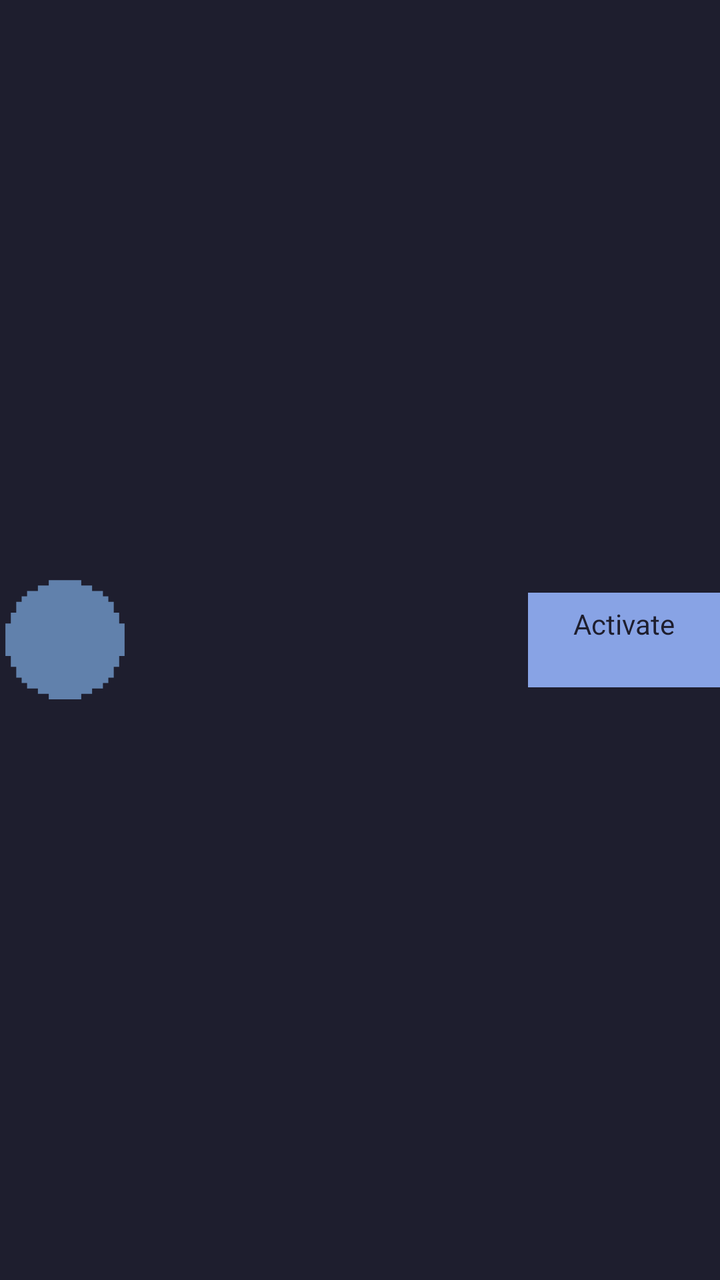
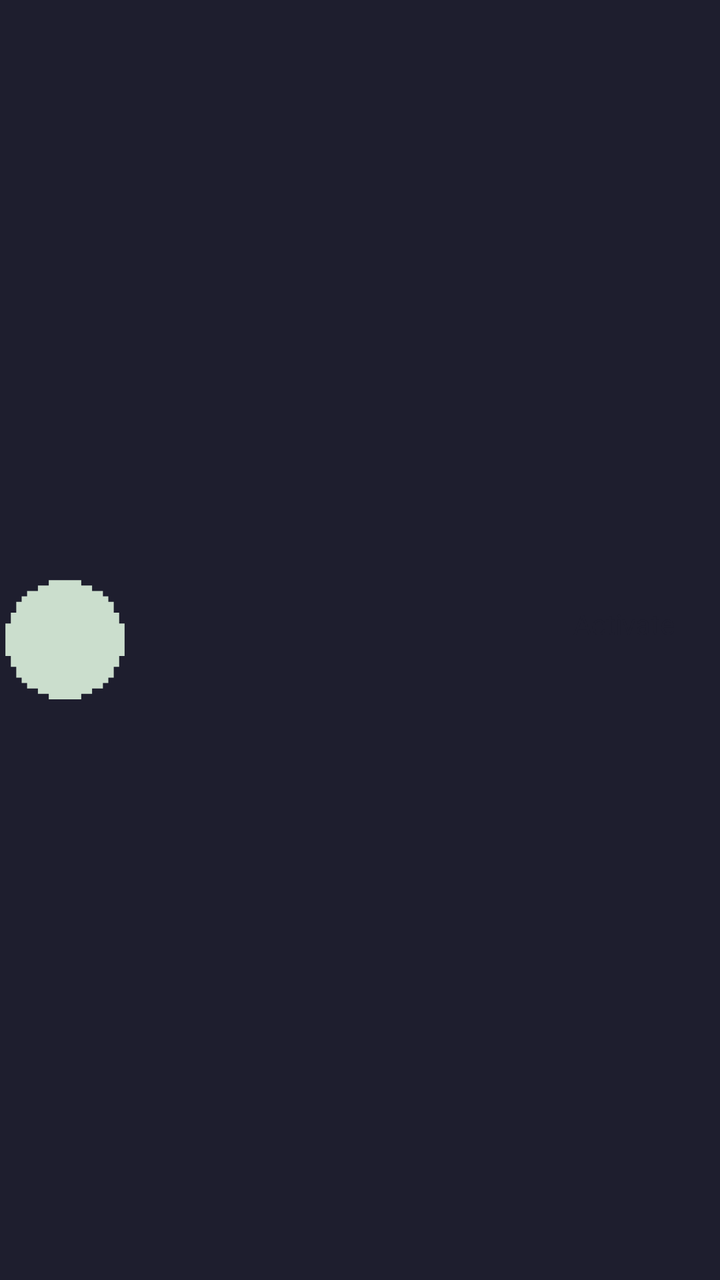

Before-and-after screenshots of an Android layout around one commit, followed by the original layout XML and the change that was made.
<!-- AndroidManifest.xml: application theme Theme.Fikret -->
<!-- res/layout/list_item_upgrade.xml -->
<?xml version="1.0" encoding="utf-8"?>
<LinearLayout xmlns:android="http://schemas.android.com/apk/res/android"
    style="@style/HorizontalList">

    <FrameLayout
        android:layout_width="65dp"
        android:layout_height="65dp"
        android:background="@drawable/px_circle"
        android:backgroundTint="@color/icon_bg"
        android:padding="10dp">

        <ImageView
            android:id="@+id/garden_picture"
            android:layout_width="match_parent"
            android:layout_height="match_parent"
            android:contentDescription="@null"
            android:scaleType="fitCenter" />
    </FrameLayout>

    <View style="@style/SeparatorListHorizontal" />

    <LinearLayout
        style="@style/VerticalList"
        android:layout_width="0dp"
        android:layout_weight="1">

        <TextView
            android:id="@+id/garden_name"
            style="@style/H3"
            android:singleLine="true" />

        <TextView
            android:id="@+id/upgrade_description"
            style="@style/Text"
            android:textColor="@color/disabled" />
    </LinearLayout>

    <View style="@style/SeparatorListHorizontal" />

    <LinearLayout
        android:id="@+id/activate_button"
        android:layout_width="96dp"
        android:layout_height="wrap_content"
        android:background="@color/accent"
        android:gravity="center"
        android:orientation="vertical"
        android:padding="6dp">

        <TextView
            android:id="@+id/activate_label"
            android:layout_width="wrap_content"
            android:layout_height="wrap_content"
            android:text="@string/activate"
            android:textColor="@color/base" />

        <TextView
            android:id="@+id/activate_cost"
            android:layout_width="wrap_content"
            android:layout_height="wrap_content"
            android:textColor="@color/base"
            android:textSize="@dimen/small" />
    </LinearLayout>

</LinearLayout>
<!-- resources referenced by this layout -->
<resources>
  <color name="accent">#88a3e5</color>
  <color name="base">#1E1E2E</color>
  <color name="disabled">#585B70</color>
  <color name="icon_bg">#6181ac</color>
  <dimen name="small">12sp</dimen>
  <!-- drawable px_circle (drawable) -->
  <vector xmlns:android="http://schemas.android.com/apk/res/android"
      android:width="160dp"
      android:height="160dp"
      android:viewportWidth="24"
      android:viewportHeight="24">
      <path
          android:fillColor="#CBDECD"
          android:pathData="M22,9V7H21V5H20V4H19V3H17V2H15V1H9V2H7V3H5V4H4V5H3V7H2V9H1v6h1v2h1v2h1v1h1v1h2v1h2v1h6v-1h2v-1h2v-1h1v-1h1v-2h1v-2h1V9Z" />
  </vector>
  <string name="activate">Activate</string>
  <style name="H3" parent="BlockFlow">
          <item name="android:textColor">@color/text</item>
          <item name="android:textSize">@dimen/h3</item>
      </style>
  <style name="HorizontalList" parent="BlockFlow">
          <item name="android:orientation">horizontal</item>
          <item name="android:gravity">center_vertical</item>
      </style>
  <style name="SeparatorListHorizontal">
          <item name="android:layout_width">@dimen/space_between_elements</item>
          <item name="android:layout_height">@dimen/space_between_elements</item>
      </style>
  <style name="Text" parent="BlockFlow">
          <item name="android:textColor">@color/text</item>
          <item name="android:textSize">@dimen/text</item>
      </style>
  <style name="VerticalList" parent="BlockFlow">
          <item name="android:orientation">vertical</item>
      </style>
  <style name="Theme.Fikret" parent="@android:style/Theme.Black.NoTitleBar">
          <item name="android:windowBackground">@color/base</item>
          <item name="android:textColor">@color/text</item>
      </style>
  <style name="BlockFlow">
          <item name="android:layout_width">match_parent</item>
          <item name="android:layout_height">wrap_content</item>
      </style>
  <color name="text">#CDD6F4</color>
  <dimen name="h3">18sp</dimen>
  <dimen name="space_between_elements">8dp</dimen>
  <dimen name="text">16sp</dimen>
</resources>

<!-- the commit's change to res/layout/list_item_upgrade.xml (unified diff, before → after) -->
@@ -6,7 +6,7 @@
         android:layout_width="65dp"
         android:layout_height="65dp"
         android:background="@drawable/px_circle"
-        android:backgroundTint="@color/icon_bg"
+        android:backgroundTint="?attr/iconBg"
         android:padding="10dp">
 
         <ImageView
@@ -41,7 +41,7 @@
         android:id="@+id/activate_button"
         android:layout_width="96dp"
         android:layout_height="wrap_content"
-        android:background="@color/accent"
+        android:background="?attr/accent"
         android:gravity="center"
         android:orientation="vertical"
         android:padding="6dp">
<!-- resource entries referenced after the edit -->
@@ -1,9 +1,7 @@
 <!-- resources referenced by this layout -->
 <resources>
-  <color name="accent">#88a3e5</color>
   <color name="base">#1E1E2E</color>
   <color name="disabled">#585B70</color>
-  <color name="icon_bg">#6181ac</color>
   <dimen name="small">12sp</dimen>
   <!-- drawable px_circle (drawable) -->
   <vector xmlns:android="http://schemas.android.com/apk/res/android"
